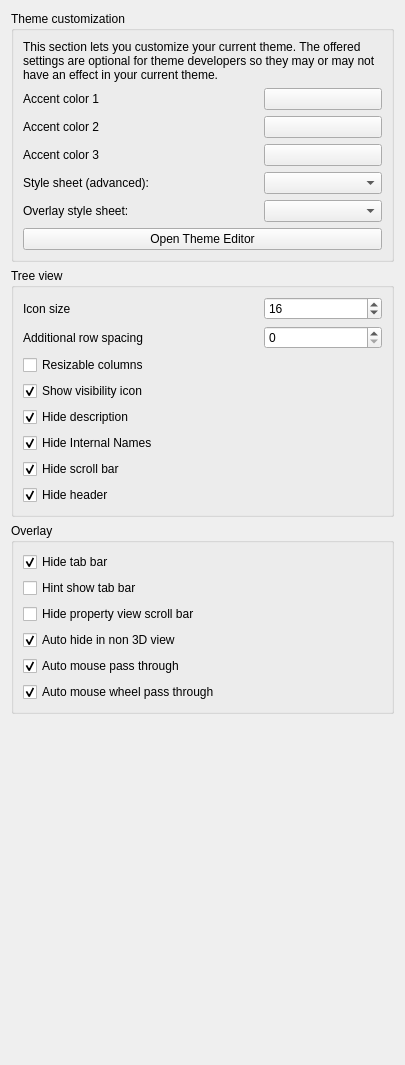
The window that src/Gui/PreferencePages/DlgSettingsUI.ui (southseact-3d/fcd) describes before a commit, drawn with Qt 5.
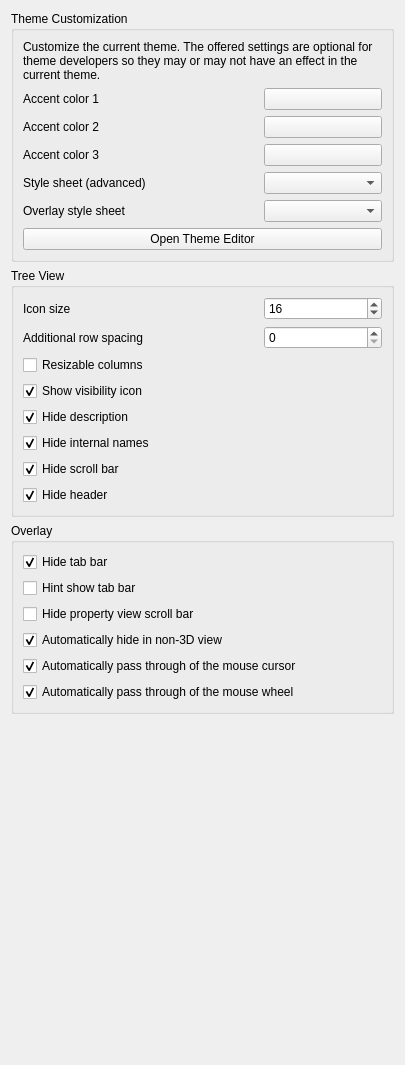
The same window after the commit. Custom widgets are drawn as their Qt base class.

The edit to the form file:
```diff
--- a/src/Gui/PreferencePages/DlgSettingsUI.ui
+++ b/src/Gui/PreferencePages/DlgSettingsUI.ui
@@ -17,13 +17,13 @@
    <item>
     <widget class="QGroupBox" name="groupBox">
      <property name="title">
-      <string>Theme customization</string>
+      <string>Theme Customization</string>
      </property>
      <layout class="QVBoxLayout" name="verticalLayout_2">
       <item>
        <widget class="QLabel" name="label">
         <property name="text">
-         <string>This section lets you customize your current theme. The offered settings are optional for theme developers so they may or may not have an effect in your current theme.</string>
+         <string>Customize the current theme. The offered settings are optional for theme developers so they may or may not have an effect in the current theme.</string>
         </property>
         <property name="wordWrap">
          <bool>true</bool>
@@ -91,7 +91,7 @@
         <item row="3" column="0">
          <widget class="QLabel" name="styleSheetLabel">
           <property name="text">
-           <string>Style sheet (advanced):</string>
+           <string>Style sheet (advanced)</string>
           </property>
           <property name="buddy">
            <cstring>StyleSheets</cstring>
@@ -101,7 +101,7 @@
         <item row="4" column="0">
          <widget class="QLabel" name="label_2">
           <property name="text">
-           <string>Overlay style sheet:</string>
+           <string>Overlay style sheet</string>
           </property>
           <property name="buddy">
            <cstring>OverlayStyleSheets</cstring>
@@ -204,7 +204,7 @@
    <item>
     <widget class="QGroupBox" name="groupBox_2">
      <property name="title">
-      <string>Tree view</string>
+      <string>Tree View</string>
      </property>
      <layout class="QGridLayout" name="gridLayout1" columnstretch="2,1">
       <item row="5" column="0" colspan="2">
@@ -213,7 +213,7 @@
          <string>Hide extra tree view column - Internal Names.</string>
         </property>
         <property name="text">
-         <string>Hide Internal Names</string>
+         <string>Hide internal names</string>
         </property>
         <property name="checked">
          <bool>true</bool>
@@ -442,7 +442,7 @@
          <string>Automatically hide overlaid dock panels when in non 3D view (like TechDraw or Spreadsheet).</string>
         </property>
         <property name="text">
-         <string>Auto hide in non 3D view</string>
+         <string>Automatically hide in non-3D view</string>
         </property>
         <property name="checked">
          <bool>true</bool>
@@ -461,7 +461,7 @@
          <string>Auto mouse click through transparent part of dock overlay.</string>
         </property>
         <property name="text">
-         <string>Auto mouse pass through</string>
+         <string>Automatically pass through of the mouse cursor</string>
         </property>
         <property name="checked">
          <bool>true</bool>
@@ -480,7 +480,7 @@
          <string>Auto pass through mouse wheel event on transparent dock overlay.</string>
         </property>
         <property name="text">
-         <string>Auto mouse wheel pass through</string>
+         <string>Automatically pass through of the mouse wheel</string>
         </property>
         <property name="checked">
          <bool>true</bool>
```
Left out of the diff: 6 changed lines with no effect on the pictures.
